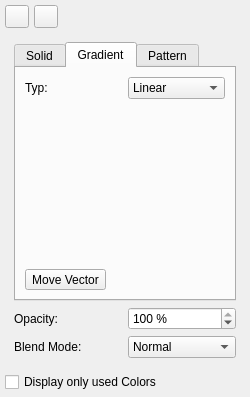
Before: the Qt Designer form scribus/ui/colorpalette.ui in scribusproject/scribus, drawn with Qt 5.
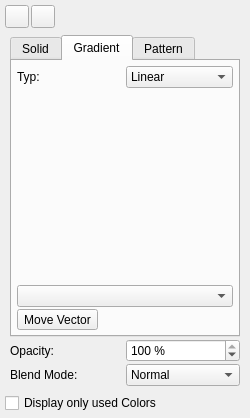
After: the same form once the commit is applied. The open tabs and pages were chosen to show the change. Custom widgets are drawn as their Qt base class.

Commit message: Fixed Bug #5462: "Request for feature: Save and reuse gradient settings"

Patch:
```diff
--- a/scribus/ui/colorpalette.ui
+++ b/scribus/ui/colorpalette.ui
@@ -7,7 +7,7 @@
     <x>0</x>
     <y>0</y>
     <width>250</width>
-    <height>397</height>
+    <height>418</height>
    </rect>
   </property>
   <property name="windowTitle">
@@ -15,7 +15,7 @@
   </property>
   <layout class="QVBoxLayout" name="verticalLayout_3">
    <property name="spacing">
-    <number>5</number>
+    <number>2</number>
    </property>
    <property name="margin">
     <number>5</number>
@@ -223,6 +223,12 @@
      </widget>
      <widget class="QWidget" name="pageFill">
       <layout class="QGridLayout" name="gridLayout_2">
+       <property name="margin">
+        <number>5</number>
+       </property>
+       <property name="spacing">
+        <number>2</number>
+       </property>
        <item row="0" column="0" colspan="2">
         <widget class="QTabWidget" name="tabWidget">
          <property name="currentIndex">
@@ -270,6 +276,12 @@
            <string>Gradient</string>
           </attribute>
           <layout class="QGridLayout" name="gridLayout">
+           <property name="margin">
+            <number>5</number>
+           </property>
+           <property name="spacing">
+            <number>2</number>
+           </property>
            <item row="0" column="0">
             <widget class="QLabel" name="label_10">
              <property name="text">
@@ -293,6 +305,12 @@
            </item>
            <item row="1" column="0" colspan="2">
             <widget class="GradientEditor" name="gradEdit">
+             <property name="sizePolicy">
+              <sizepolicy hsizetype="Preferred" vsizetype="Expanding">
+               <horstretch>0</horstretch>
+               <verstretch>0</verstretch>
+              </sizepolicy>
+             </property>
              <property name="minimumSize">
               <size>
                <width>200</width>
@@ -308,6 +326,9 @@
             </widget>
            </item>
            <item row="2" column="0" colspan="2">
+            <widget class="ScComboBox" name="namedGradient"/>
+           </item>
+           <item row="3" column="0" colspan="2">
             <layout class="QHBoxLayout" name="horizontalLayout_3">
              <item>
               <widget class="QToolButton" name="gradEditButton">
```
The commit also changes 30 other files.
